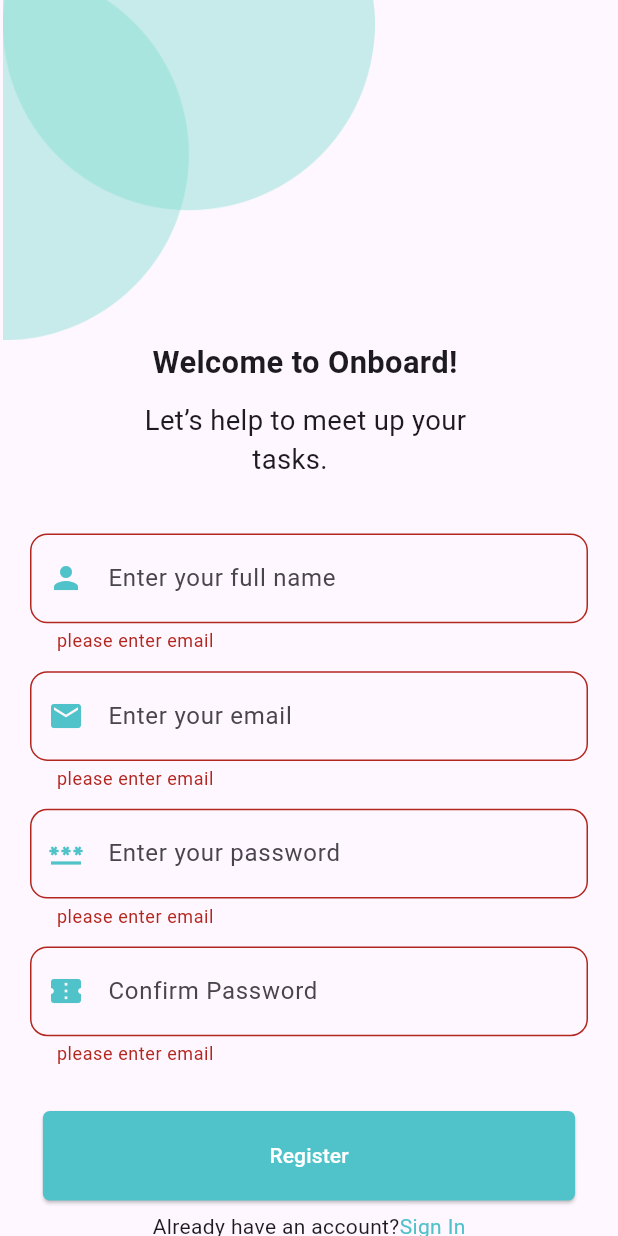
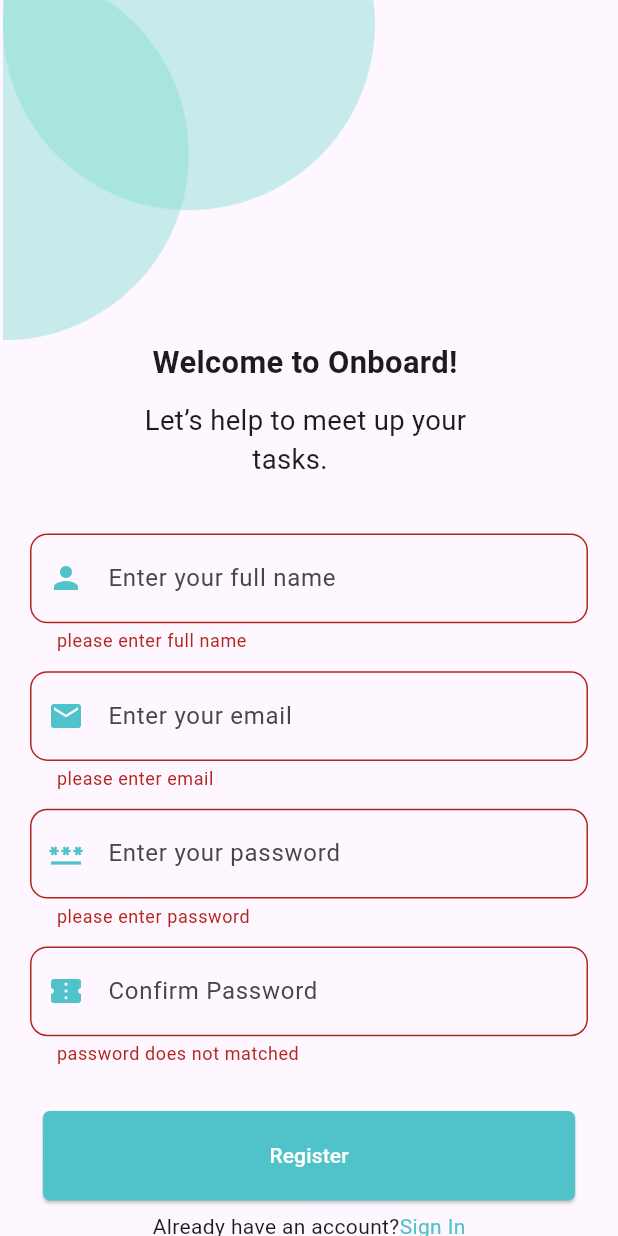
Before and after one commit to NawairaSajjad/To-Do-App-Flutter, a Flutter app: the Register screen opened by its route, after a tap on "Register", on a phone screen of 412 x 824 dp. Run offline on Flutter 3.47's test engine with Material 3 defaults, Android fonts, the phone set to English and light mode, and no system bars; our stand-ins replace flutter_screenutil, shared_preferences; accounts and stored records are empty.

Commit message:
correct error messages

```diff
--- a/lib/register.dart
+++ b/lib/register.dart
@@ -51,7 +51,7 @@ class _RegisterState extends State<Register> {
                textController:nameController,
                 validate:(value){
                   if(value == null || value.isEmpty){
-                    return 'please enter email';
+                    return 'please enter full name';
                     }}
                ),
               10.verticalSpace,
@@ -71,7 +71,7 @@ class _RegisterState extends State<Register> {
                  textController: passwordController,
                   validate:(value){
                   if(value == null || value.isEmpty){
-                    return 'please enter email';
+                    return 'please enter password';
                     }}),
               10.verticalSpace,
               MyTextField(
@@ -80,7 +80,7 @@ class _RegisterState extends State<Register> {
                  textController: confirmController,
                   validate:(value){
                   if(value == null || value.isEmpty){
-                    return 'please enter email';
+                    return 'password does not matched';
                     }}),
               25.verticalSpace,
               Button(actionOfButton: (){
```
